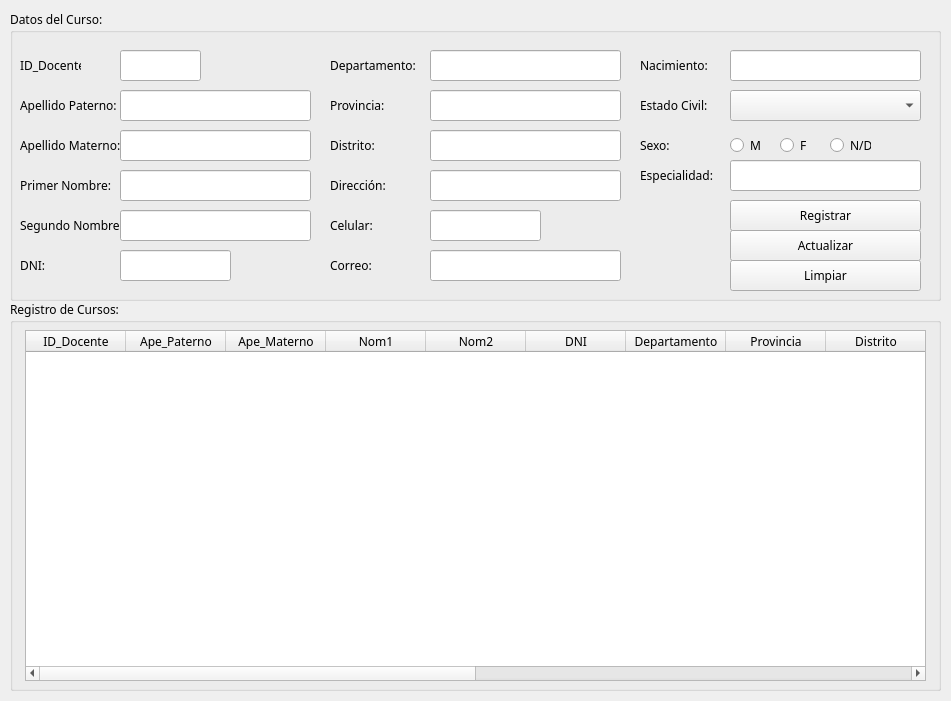
Old version of the form view/frmDocente.ui in the repository AndSyncX/app-sime.
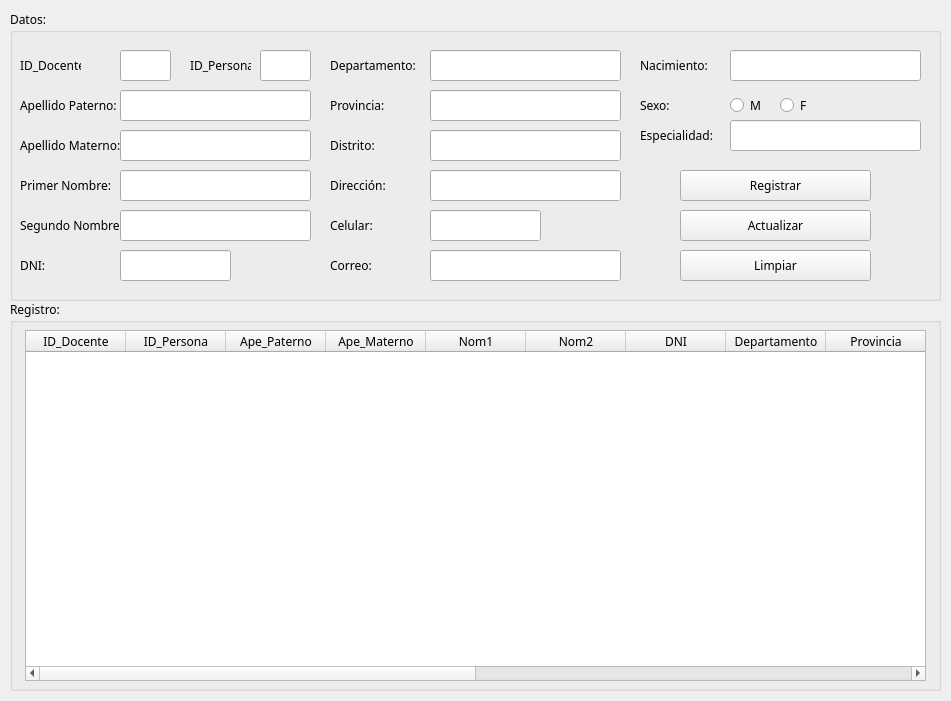
New version of the form.

What changed in the file:
```diff
--- a/view/frmDocente.ui
+++ b/view/frmDocente.ui
@@ -37,12 +37,12 @@
     </property>
     <property name="font">
      <font>
-      <family>Bahnschrift SemiBold</family>
+      <family>Bahnschrift</family>
       <pointsize>9</pointsize>
      </font>
     </property>
     <property name="title">
-     <string>Registro de Cursos:</string>
+     <string>Registro:</string>
     </property>
     <widget class="QTableWidget" name="tblDocente">
      <property name="geometry">
@@ -84,6 +84,11 @@
        </font>
       </property>
      </column>
+     <column>
+      <property name="text">
+       <string>ID_Persona</string>
+      </property>
+     </column>
      <column>
       <property name="text">
        <string>Ape_Paterno</string>
@@ -165,11 +170,6 @@
        <string>Fec_Nacimiento</string>
       </property>
      </column>
-     <column>
-      <property name="text">
-       <string>Estado_Civil</string>
-      </property>
-     </column>
      <column>
       <property name="text">
        <string>Sexo</string>
@@ -193,12 +193,12 @@
     </property>
     <property name="font">
      <font>
-      <family>Bahnschrift SemiBold</family>
+      <family>Bahnschrift</family>
       <pointsize>9</pointsize>
      </font>
     </property>
     <property name="title">
-     <string>Datos del Curso:</string>
+     <string>Datos:</string>
     </property>
     <widget class="QLabel" name="label">
      <property name="geometry">
@@ -218,7 +218,7 @@
       <rect>
        <x>110</x>
        <y>40</y>
-       <width>81</width>
+       <width>51</width>
        <height>31</height>
       </rect>
      </property>
@@ -591,34 +591,11 @@
       <enum>Qt::VisualMoveStyle</enum>
      </property>
     </widget>
-    <widget class="QLabel" name="label_14">
-     <property name="geometry">
-      <rect>
-       <x>630</x>
-       <y>80</y>
-       <width>91</width>
-       <height>31</height>
-      </rect>
-     </property>
-     <property name="text">
-      <string>Estado Civil:</string>
-     </property>
-    </widget>
-    <widget class="QComboBox" name="cboEstadocivil">
-     <property name="geometry">
-      <rect>
-       <x>720</x>
-       <y>80</y>
-       <width>191</width>
-       <height>31</height>
-      </rect>
-     </property>
-    </widget>
     <widget class="QLabel" name="label_15">
      <property name="geometry">
       <rect>
        <x>630</x>
-       <y>120</y>
+       <y>80</y>
        <width>91</width>
        <height>31</height>
       </rect>
@@ -631,7 +608,7 @@
      <property name="geometry">
       <rect>
        <x>720</x>
-       <y>120</y>
+       <y>80</y>
        <width>41</width>
        <height>31</height>
       </rect>
@@ -644,7 +621,7 @@
      <property name="geometry">
       <rect>
        <x>770</x>
-       <y>120</y>
+       <y>80</y>
        <width>41</width>
        <height>31</height>
       </rect>
@@ -653,24 +630,11 @@
       <string>F</string>
      </property>
     </widget>
-    <widget class="QRadioButton" name="rdNodefinido">
-     <property name="geometry">
-      <rect>
-       <x>820</x>
-       <y>120</y>
-       <width>41</width>
-       <height>31</height>
-      </rect>
-     </property>
-     <property name="text">
-      <string>N/D</string>
-     </property>
-    </widget>
     <widget class="QPushButton" name="btnActualizar">
      <property name="geometry">
       <rect>
-       <x>720</x>
-       <y>220</y>
+       <x>670</x>
+       <y>200</y>
        <width>191</width>
        <height>31</height>
       </rect>
@@ -687,8 +651,8 @@
     <widget class="QPushButton" name="btnRegistrar">
      <property name="geometry">
       <rect>
-       <x>720</x>
-       <y>190</y>
+       <x>670</x>
+       <y>160</y>
        <width>191</width>
        <height>31</height>
       </rect>
@@ -705,8 +669,8 @@
     <widget class="QPushButton" name="btnLimpiar">
      <property name="geometry">
       <rect>
-       <x>720</x>
-       <y>250</y>
+       <x>670</x>
+       <y>240</y>
        <width>191</width>
        <height>31</height>
       </rect>
@@ -730,7 +694,7 @@
      <property name="geometry">
       <rect>
        <x>720</x>
-       <y>150</y>
+       <y>110</y>
        <width>191</width>
        <height>31</height>
       </rect>
@@ -754,7 +718,7 @@
      <property name="geometry">
       <rect>
        <x>630</x>
-       <y>150</y>
+       <y>110</y>
        <width>91</width>
        <height>31</height>
       </rect>
@@ -763,6 +727,34 @@
       <string>Especialidad:</string>
      </property>
     </widget>
+    <widget class="QLabel" name="label_14">
+     <property name="geometry">
+      <rect>
+       <x>180</x>
+       <y>40</y>
+       <width>61</width>
+       <height>31</height>
+      </rect>
+     </property>
+     <property name="text">
+      <string>ID_Persona:</string>
+     </property>
+    </widget>
+    <widget class="QLineEdit" name="txtIdPersona">
+     <property name="geometry">
+      <rect>
+       <x>250</x>
+       <y>40</y>
+       <width>51</width>
+       <height>31</height>
+      </rect>
+     </property>
+     <property name="font">
+      <font>
+       <family>Bahnschrift</family>
+      </font>
+     </property>
+    </widget>
    </widget>
   </widget>
  </widget>
```
Left out of the diff: 4 changed lines with no effect on the pictures.
